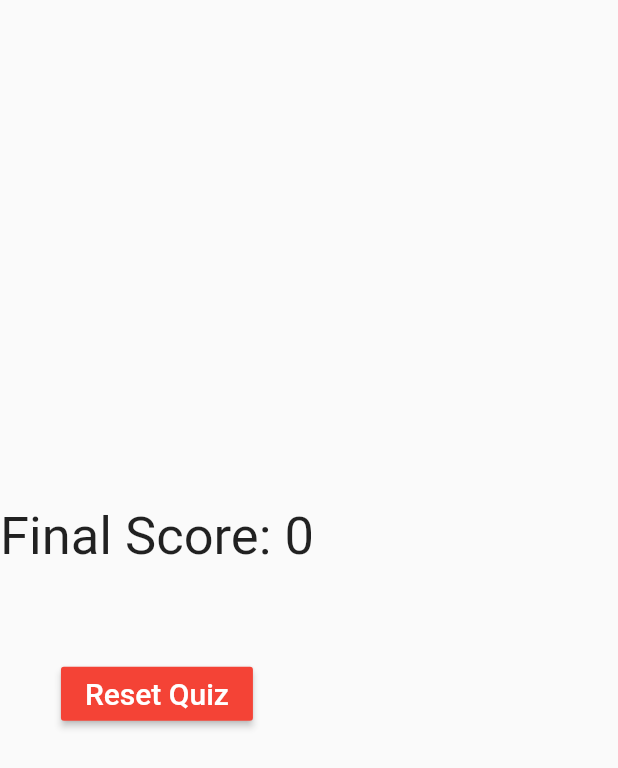
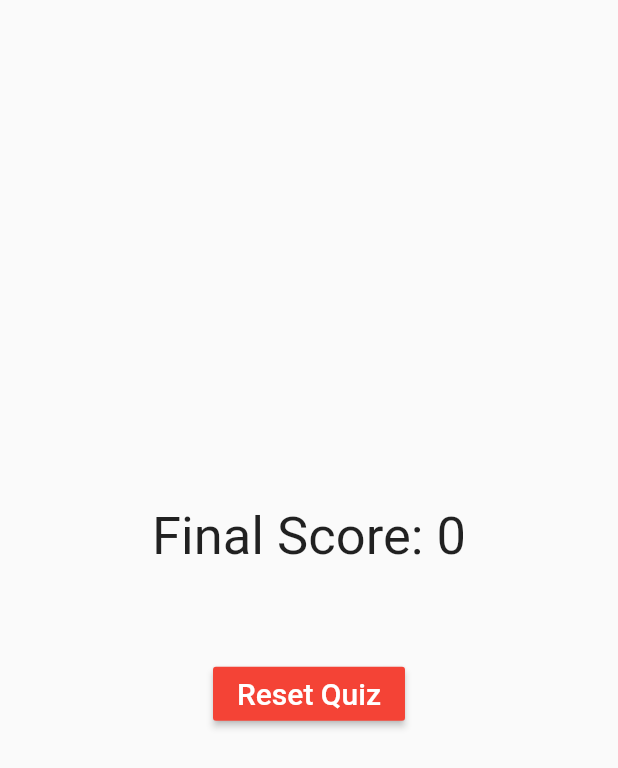
Before and after one commit to Maverickk6/quiz_app, a Flutter app: the Summary screen opened directly, on a phone screen of 412 x 824 dp. Shown: the top 768 px of the screen. Run offline on Flutter 3.47's test engine with Material 2 defaults, Android fonts, the phone set to English and light mode, and no system bars.

Commit message:
improved summary visual

```diff
--- a/lib/quiz_questions.dart
+++ b/lib/quiz_questions.dart
@@ -288,8 +288,10 @@ class Summary extends StatelessWidget {
   Widget build(BuildContext context) {
     return new WillPopScope(
       onWillPop: () async => false,
+      child: Center(
         child: Scaffold(
-        body: new Container(
+          body: Center(
+            child: new Container(
               child: new Column(
                 mainAxisAlignment: MainAxisAlignment.center,
                 children: <Widget>[
@@ -314,6 +316,8 @@ class Summary extends StatelessWidget {
               ),
             ),
           ),
+        ),
+      ),
     );
   }
 }
```
Lines whose indentation alone changed are shown as unchanged.
